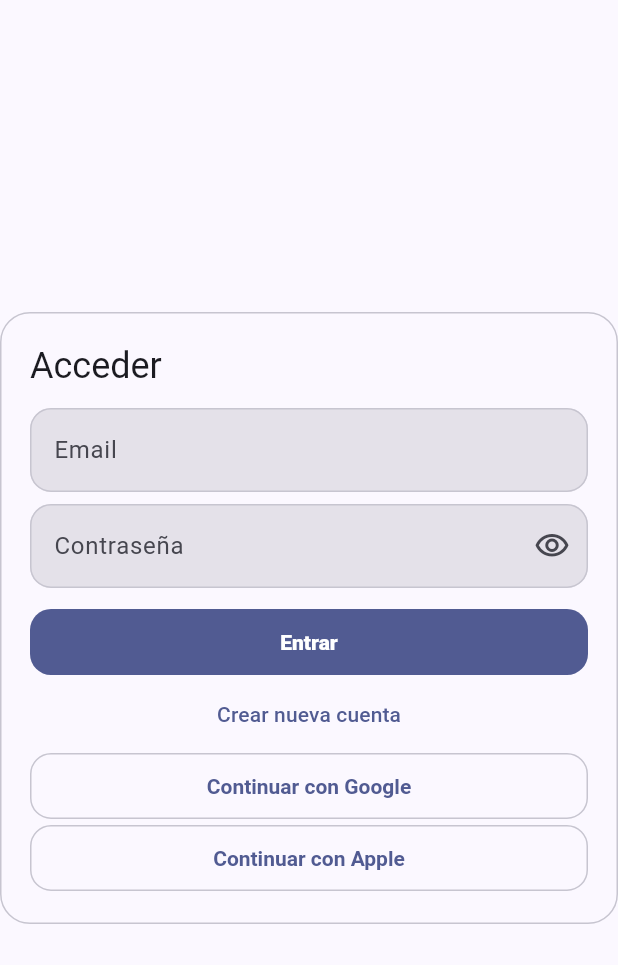
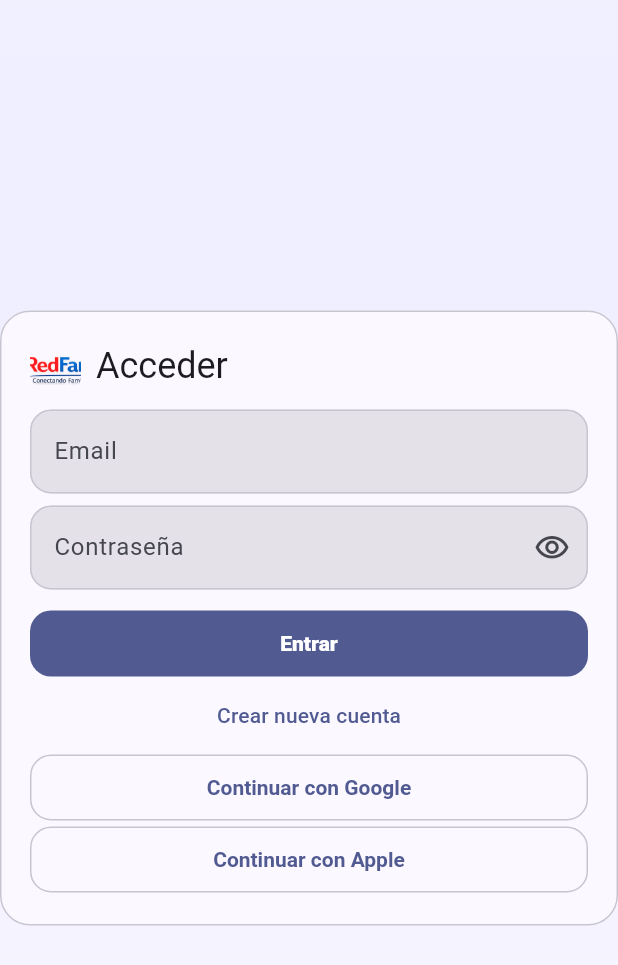
Before and after one commit to FRANAIRBUS/APPCOLE, a Flutter app: the LoginScreen screen opened by its route, on a phone screen of 412 x 824 dp. Shown: the top 965 px of the screen. Run offline on Flutter 3.47's test engine with Material 3 defaults, Android fonts, the phone set to English and light mode, and no system bars; our stand-ins replace cloud_firestore, cloud_functions, firebase_auth, firebase_core, flutter_riverpod, go_router and 2 more; accounts and stored records are empty.

Commit message:
Actualiza X

```diff
--- a/lib/features/auth/login_screen.dart
+++ b/lib/features/auth/login_screen.dart
@@ -106,9 +106,20 @@ class _LoginScreenState extends ConsumerState<LoginScreen> {
   Widget build(BuildContext context) {
     final theme = Theme.of(context);
     return Scaffold(
-      body: Center(
+      body: Container(
+        decoration: BoxDecoration(
+          gradient: LinearGradient(
+            begin: Alignment.topCenter,
+            end: Alignment.bottomCenter,
+            colors: [
+              theme.colorScheme.primaryContainer.withValues(alpha: 0.35),
+              theme.colorScheme.surface,
+            ],
+          ),
+        ),
+        child: Center(
           child: ConstrainedBox(
-          constraints: const BoxConstraints(maxWidth: 420),
+            constraints: const BoxConstraints(maxWidth: 440),
             child: Card(
               child: Padding(
                 padding: const EdgeInsets.all(20),
@@ -118,7 +129,27 @@ class _LoginScreenState extends ConsumerState<LoginScreen> {
                     mainAxisSize: MainAxisSize.min,
                     crossAxisAlignment: CrossAxisAlignment.stretch,
                     children: [
-                    Text(_isRegister ? 'Crear cuenta' : 'Acceder', style: theme.textTheme.headlineSmall),
+                      Row(
+                        children: [
+                          ClipRRect(
+                            borderRadius: BorderRadius.circular(10),
+                            child: Image.asset(
+                              'image/logo.png',
+                              width: 34,
+                              height: 34,
+                              fit: BoxFit.cover,
+                              errorBuilder: (_, __, ___) => const Icon(Icons.school_outlined, size: 32),
+                            ),
+                          ),
+                          const SizedBox(width: 10),
+                          Expanded(
+                            child: Text(
+                              _isRegister ? 'Crear cuenta' : 'Acceder',
+                              style: theme.textTheme.headlineSmall,
+                            ),
+                          ),
+                        ],
+                      ),
                     const SizedBox(height: 12),
                     TextFormField(
                       controller: _email,
@@ -182,6 +213,7 @@ class _LoginScreenState extends ConsumerState<LoginScreen> {
             ),
           ),
         ),
+      ),
     );
   }
 }
--- a/pubspec.yaml
+++ b/pubspec.yaml
@@ -27,3 +27,5 @@ dev_dependencies:
 
 flutter:
   uses-material-design: true
+  assets:
+    - image/logo.png
```
Also changed, not shown: lib/features/events/events_screen.dart (+11 -4 lines), lib/features/home/app_shell.dart (+23 -1 lines), lib/features/home/welcome_screen.dart (+20 -2 lines), lib/features/posts/posts_screen.dart (+11 -5 lines). Lines whose indentation alone changed are shown as unchanged.
